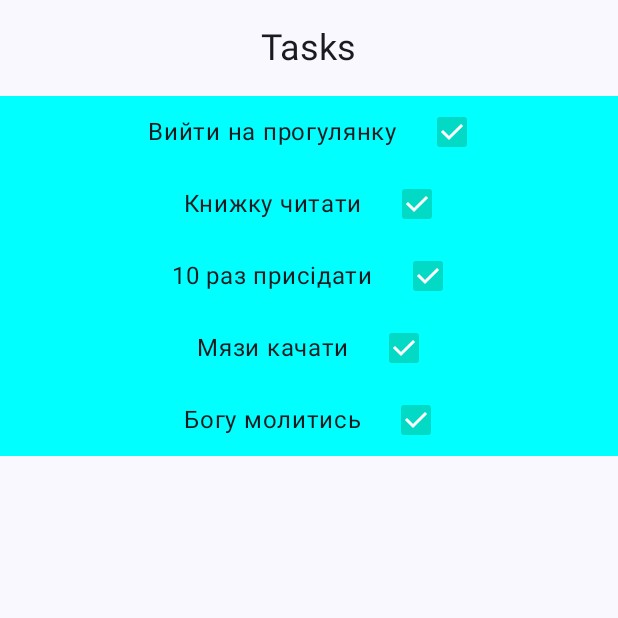
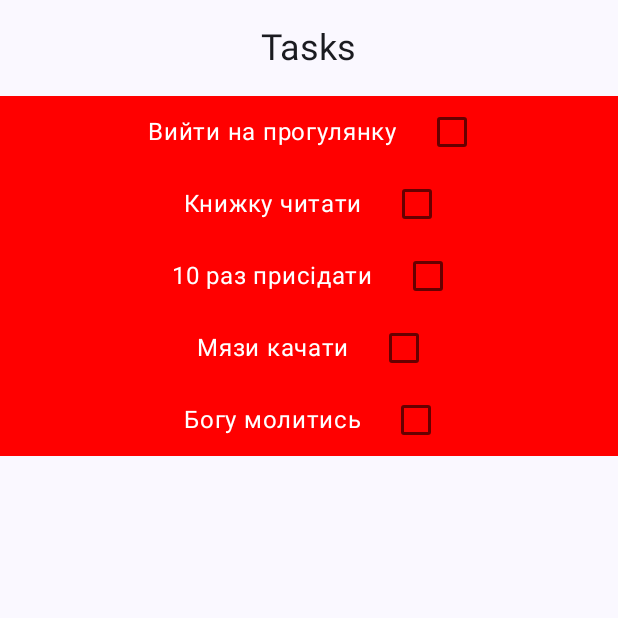
Before and after one commit to pet1412/IPZ_CR_3-Petlenko, an Android app built with Jetpack Compose: the screen it shows after launch (MainActivity), on a phone screen of 412 x 824 dp, the top half of it. Run offline under Robolectric (Android 15) with nearby library versions, the phone set to English and light mode, and no system bars.

Commit message:
Добавив трішки візуальних покращень

```diff
--- a/app/src/main/java/ua/edu/lntu/cw_4/MainActivity.kt
+++ b/app/src/main/java/ua/edu/lntu/cw_4/MainActivity.kt
@@ -120,7 +120,13 @@ fun ItemsTask(id: Int, navController: NavController){
     val context = LocalContext.current
     val nameRes = "name_$id"
     val resourceId = context.resources.getIdentifier(nameRes, "string", context.packageName)
-    var checkBoxState by remember{ mutableStateOf(true) }
+    var checkBoxState by remember{ mutableStateOf(false) }
+    var colorText =
+        when(checkBoxState){
+            true -> Color.Black
+            false -> Color.White
+        }
+
     Box(
         contentAlignment = Alignment.Center,
         modifier = Modifier
@@ -141,7 +147,10 @@ fun ItemsTask(id: Int, navController: NavController){
            modifier =  Modifier
                .padding(start = 12.dp)
        ) {
-           Text(text = context.resources.getString(resourceId))
+           Text(
+               text = context.resources.getString(resourceId),
+               color = colorText
+               )
            Spacer(modifier = Modifier.width(12.dp))
            Checkbox(checked = checkBoxState, onCheckedChange = {
                checkBoxState = !checkBoxState
```
